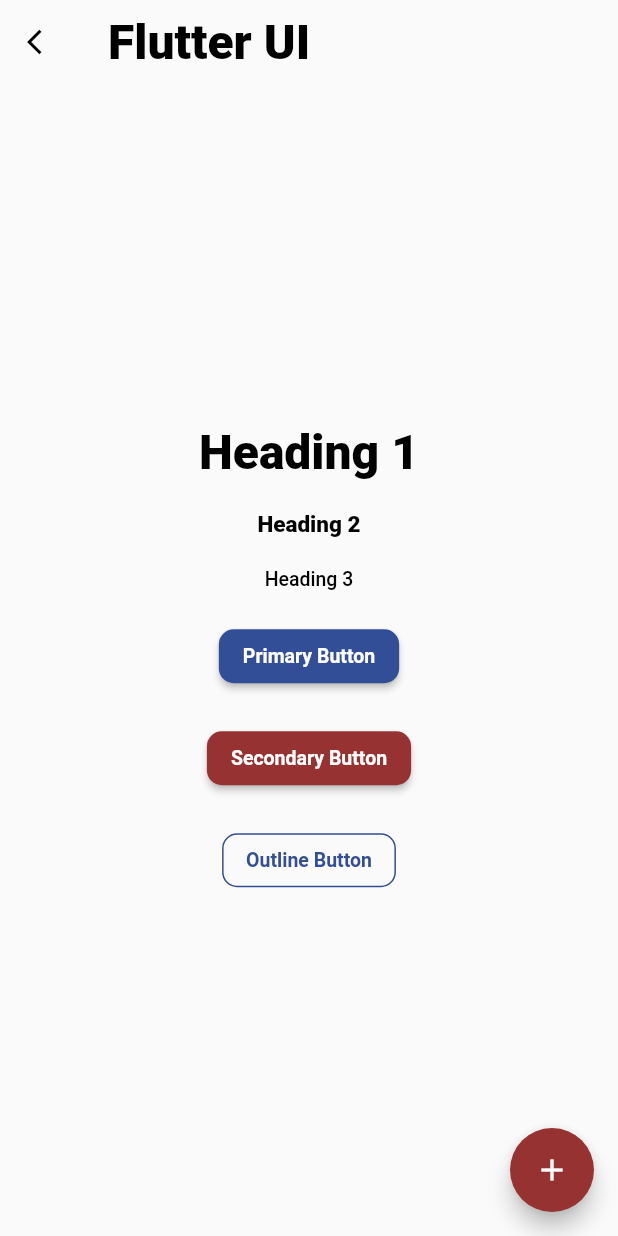
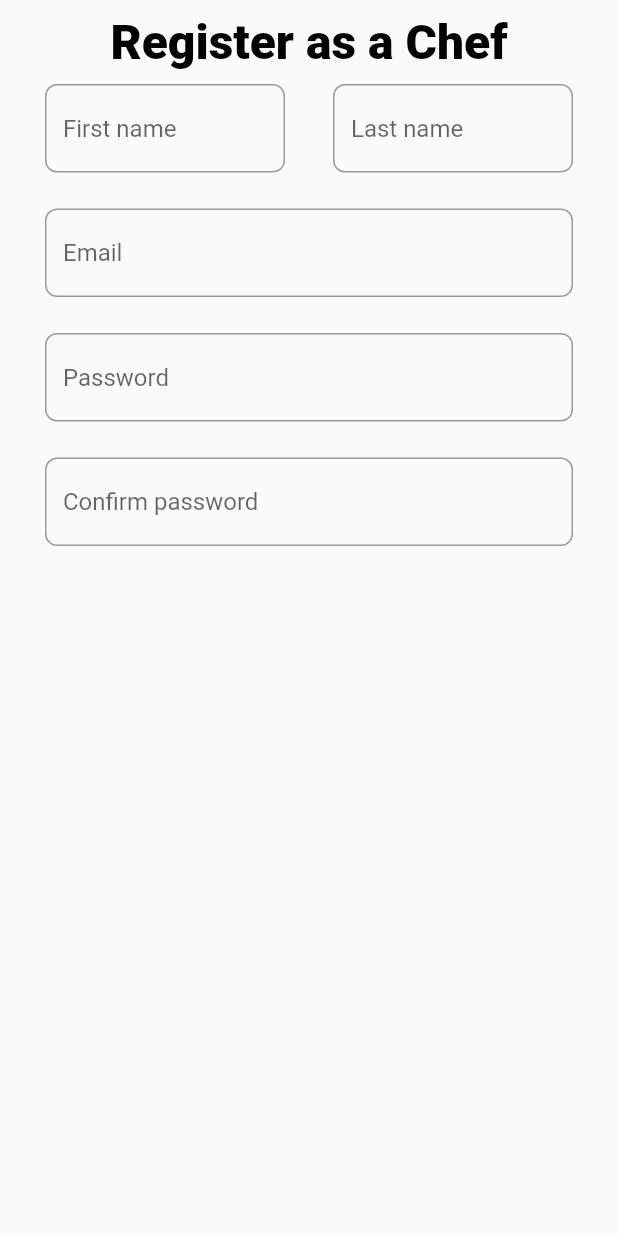
Before and after one commit to LassazVegaz/my_recipe, a Flutter app: the screen it shows after launch, on a phone screen of 412 x 824 dp. Run offline on Flutter 3.47's test engine with Material 2 defaults, Android fonts, the phone set to English and light mode, and no system bars; our stand-ins replace firebase_core; accounts and stored records are empty.

Commit message:
chef reg page basics

```diff
--- a/lib/main.dart
+++ b/lib/main.dart
@@ -1,6 +1,7 @@
 import 'package:firebase_core/firebase_core.dart';
 import 'package:flutter/material.dart';
 import 'package:my_recipe/firebase_options.dart';
+import 'package:my_recipe/pages/chef_register_page.dart';
 import 'package:my_recipe/pages/sample_page.dart';
 import 'package:my_recipe/theme.dart';
 
@@ -21,9 +22,10 @@
     return MaterialApp(
       title: 'My Recipe',
       theme: themeData,
-      initialRoute: SampleScreen.path,
+      initialRoute: ChefRegisterPage.path,
       routes: {
         SampleScreen.path: (context) => const SampleScreen(),
+        ChefRegisterPage.path: (context) => const ChefRegisterPage(),
       },
     );
   }
--- /dev/null
+++ b/lib/pages/chef_register_page.dart
@@ -0,0 +1,55 @@
+import 'package:flutter/material.dart';
+import 'package:flutter/src/foundation/key.dart';
+import 'package:flutter/src/widgets/framework.dart';
+import 'package:my_recipe/widgets/outlined_textfield.dart';
+
+class ChefRegisterPage extends StatelessWidget {
+  const ChefRegisterPage({Key? key}) : super(key: key);
+
+  static const path = '/chef_register';
+
+  @override
+  Widget build(BuildContext context) {
+    return Scaffold(
+        appBar: AppBar(
+          title: const Text(
+            'Register as a Chef',
+          ),
+          centerTitle: true,
+        ),
+        body: Padding(
+          padding: const EdgeInsets.symmetric(horizontal: 30),
+          child: Column(
+            children: [
+              Row(
+                children: const [
+                  Expanded(
+                    child: OutlinedTextField(
+                      hintText: 'First name',
+                    ),
+                  ),
+                  SizedBox(width: 32),
+                  Expanded(
+                    child: OutlinedTextField(
+                      hintText: 'Last name',
+                    ),
+                  ),
+                ],
+              ),
+              const SizedBox(height: 24),
+              const OutlinedTextField(
+                hintText: 'Email',
+              ),
+              const SizedBox(height: 24),
+              const OutlinedTextField(
+                hintText: 'Password',
+              ),
+              const SizedBox(height: 24),
+              const OutlinedTextField(
+                hintText: 'Confirm password',
+              ),
+            ],
+          ),
+        ));
+  }
+}
```
